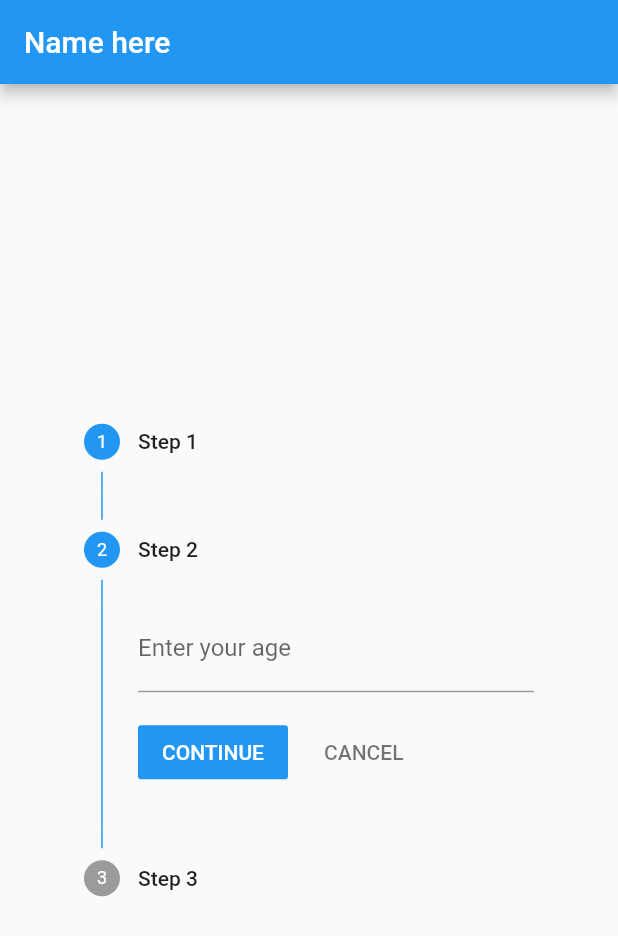
After one commit to sgmanivannan/flutter_ex, a Flutter app: the Stepper5 screen opened directly, after a tap on "CONTINUE", on a phone screen of 412 x 824 dp. The commit adds this screen. Shown: the top 936 px of the screen. Run offline on Flutter 3.47's test engine with Material 2 defaults, Android fonts, the phone set to English and light mode, and no system bars; our stand-ins replace kiwi, rxdart.

Commit message:
updates in steppers

```diff
--- /dev/null
+++ b/lib/_018steppers/stepper5.dart
@@ -0,0 +1,108 @@
+import 'package:flutter/material.dart';
+
+void main() {
+  runApp(MaterialApp(
+    home: Stepper5(),
+  ));
+}
+
+class Stepper5 extends StatefulWidget {
+  @override
+  _Stepper5State createState() => _Stepper5State();
+}
+
+class _Stepper5State extends State<Stepper5> {
+  List<Step> _steps;
+  int _current;
+  TextEditingController _name;
+  TextEditingController _age;
+  String _nameDisplay;
+  String _ageDisplay;
+
+  @override
+  void initState() {
+    super.initState();
+    _current = 0;
+    _name = TextEditingController();
+    _age = TextEditingController();
+  }
+
+  void _stepContinue() {
+    setState(() {
+      _current++;
+      if (_current >= _steps.length) _current + _steps.length - 1;
+      if (_current == 2) {
+        _ageDisplay = _age.text;
+        _nameDisplay = _name.text;
+      }
+    });
+  }
+
+  void _stepCancel() {
+    setState(() {
+      _current--;
+      if (_current < 0) _current = 0;
+    });
+  }
+
+  void _stepTap(int index) {
+    setState(() {
+      _current = index;
+    });
+  }
+
+  @override
+  Widget build(BuildContext context) {
+    return Scaffold(
+      appBar: AppBar(
+        title: Text('Name here'),
+      ),
+      body: Container(
+          padding: EdgeInsets.all(32.0),
+          child: Center(
+              child: Stepper(
+            type: StepperType.vertical,
+            steps: _steps = <Step>[
+              Step(
+                  title: Text('Step 1'),
+                  isActive: true,
+                  content: Column(
+                    children: <Widget>[
+                      TextField(
+                        controller: _name,
+                        decoration:
+                            InputDecoration(labelText: 'Enter your name'),
+                      )
+                    ],
+                  )),
+              Step(
+                  title: Text('Step 2'),
+                  isActive: true,
+                  content: Column(
+                    children: <Widget>[
+                      TextField(
+                        controller: _age,
+                        decoration:
+                            InputDecoration(labelText: 'Enter your age'),
+                        keyboardType: TextInputType.number,
+                      )
+                    ],
+                  )),
+              Step(
+                  title: Text('Step 3'),
+                  content: Column(
+                    children: <Widget>[
+                      Text('You Entered:'),
+                      Text('Your name is ${_nameDisplay}:'),
+                      Text('Your age is ${_ageDisplay}:'),
+                    ],
+                  )),
+            ],
+            currentStep: _current,
+            onStepTapped: _stepTap,
+            onStepContinue: _stepContinue,
+            onStepCancel: _stepCancel,
+          ))),
+    );
+  }
+}
--- a/lib/main.dart
+++ b/lib/main.dart
@@ -47,6 +47,7 @@ import 'package:flutter_ex/_023rxdartEx/rxdartex2.dart';
 import 'package:flutter_ex/utils/utils.dart';
 
 import '_018steppers/stepper3.dart';
+import '_018steppers/stepper5.dart';
 
 main() {
   runApp(MaterialApp(
@@ -157,6 +158,8 @@ class _HomePageState extends State<HomePage> {
 
     _addListItem(listRow, context, '018.4. Stepper 4', Stepper4());
 
+    _addListItem(listRow, context, '018.5. Stepper 5', Stepper5());
+
     _addListItem(listRow, context, '019.1. Tab 1', Tab1());
 
     _addListItem(listRow, context, '019.2. Tab 2', Tab2());
```
